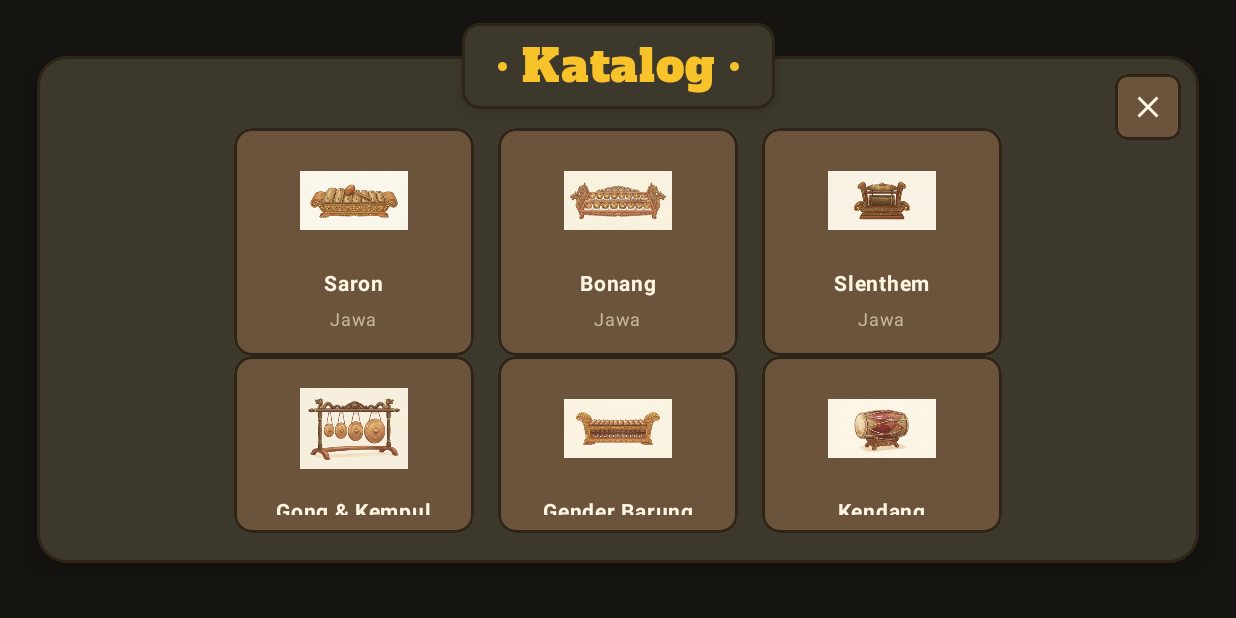
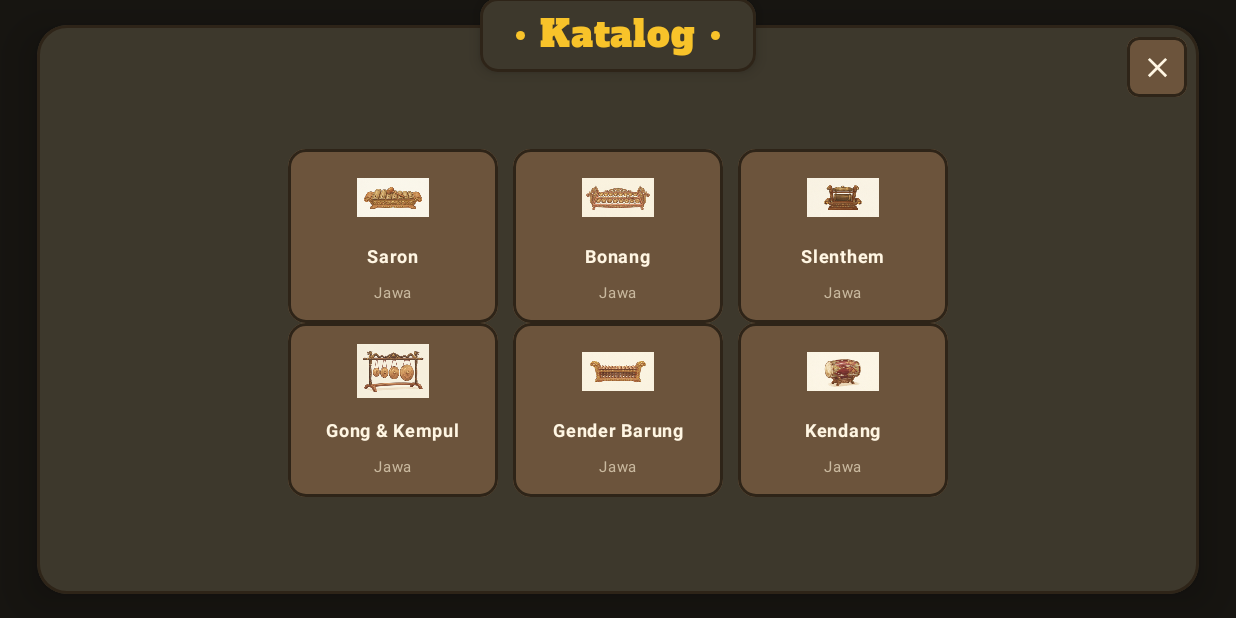
Before and after one commit to Revoluz/GemaAR, an Android app built with Jetpack Compose: the composable CatalogOverlay called with sample values from the repository, on a phone screen of 824 x 412 dp (held sideways). Run offline under Robolectric (Android 15) with nearby library versions, the phone set to English and light mode, and no system bars.

Commit message:
fix: stabilize marker visibility and compact catalog layout
- keep the model visible for 500 ms before treating the marker as lost
- make catalog cards compact on short landscape screens
- restore last instrument through InstrumentStore and first-run catalog
- add catalog unit tests
- add F-03 verification screenshots

```diff
--- a/app/src/main/java/com/gemaar/ui/ar/CatalogOverlay.kt
+++ b/app/src/main/java/com/gemaar/ui/ar/CatalogOverlay.kt
@@ -13,6 +13,7 @@ import androidx.compose.ui.Modifier
 import androidx.compose.ui.graphics.Color
 import androidx.compose.ui.input.pointer.pointerInput
 import androidx.compose.foundation.layout.Box
+import androidx.compose.foundation.layout.BoxWithConstraints
 import androidx.compose.foundation.layout.Column
 import androidx.compose.foundation.layout.fillMaxHeight
 import androidx.compose.foundation.layout.fillMaxWidth
@@ -62,10 +63,15 @@ fun CatalogOverlay (
         .pointerInput(Unit ) { detectTapGestures { } },
         contentAlignment = Alignment.Center,
     ){
+        BoxWithConstraints(
+            modifier = Modifier.fillMaxSize(),
+            contentAlignment = Alignment.Center,
+        ) {
+            val compact = maxHeight < 600.dp
             Box(
                 modifier = Modifier
                     .fillMaxWidth(0.94f)
-                .fillMaxHeight(0.82f)
+                    .fillMaxHeight(if (compact) 0.92f else 0.82f)
                     .widthIn(max = 760.dp),
             ) {
                 val panelShape = RoundedCornerShape(20.dp)
@@ -75,40 +81,45 @@ fun CatalogOverlay (
                         .shadow(16.dp, panelShape)
                         .background(GemaARColors.Surface, panelShape)
                         .border(2.dp, GemaARColors.Border, panelShape)
-                    .padding(horizontal = 24.dp, vertical = 20.dp)
-                    .padding(top = 28.dp),
+                        .padding(
+                            horizontal = if (compact) 12.dp else 24.dp,
+                            vertical = if (compact) 10.dp else 20.dp,
+                        )
+                        .padding(top = if (compact) 18.dp else 28.dp),
                     horizontalAlignment = Alignment.CenterHorizontally,
                     verticalArrangement = Arrangement.Center,
-            ){
+                ) {
                     instruments.chunked(3).forEach { rowItems ->
                         Row(
-                        horizontalArrangement = Arrangement.spacedBy(16.dp),
+                            horizontalArrangement = Arrangement.spacedBy(
+                                if (compact) 10.dp else 16.dp,
+                            ),
                             verticalAlignment = Alignment.CenterVertically,
                         ) {
                             rowItems.forEach { instrument ->
                                 InstrumentCard(
                                     instrument = instrument,
                                     isSelected = instrument.id == selectedId,
+                                    compact = compact,
                                     onClick = { onSelect(instrument) },
                                 )
                             }
                         }
                     }
-
                 }
                 PlaqueTitle(
                     text = "Katalog",
-                fontSize = 30.sp,
+                    fontSize = if (compact) 24.sp else 30.sp,
                     modifier = Modifier
                         .align(Alignment.TopCenter)
-                    .offset(y = (-22).dp),
+                        .offset(y = if (compact) (-18).dp else (-22).dp),
                 )
 
                 Box(
                     modifier = Modifier
                         .align(Alignment.TopEnd)
-                    .padding(12.dp)
-                    .size(44.dp)
+                        .padding(if (compact) 8.dp else 12.dp)
+                        .size(if (compact) 40.dp else 44.dp)
                         .clip(RoundedCornerShape(8.dp))
                         .background(GemaARColors.Wood)
                         .border(2.dp, GemaARColors.Border, RoundedCornerShape(8.dp))
@@ -119,8 +130,9 @@ fun CatalogOverlay (
                         imageVector = Icons.Filled.Close,
                         contentDescription = "Tutup katalog",
                         tint = GemaARColors.Fg,
-                    modifier = Modifier.size(24.dp),
+                        modifier = Modifier.size(22.dp),
                     )
+                }
             }
         }
     }
@@ -130,6 +142,7 @@ fun CatalogOverlay (
 private fun InstrumentCard(
     instrument: Instrument,
     isSelected: Boolean,
+    compact: Boolean,
     onClick: () -> Unit,
 ) {
     val cardShape = RoundedCornerShape(12.dp)
@@ -137,30 +150,30 @@ private fun InstrumentCard(
 
     Column(
         modifier = Modifier
-            .width(160.dp)
+            .width(if (compact) 140.dp else 160.dp)
             .clip(cardShape)
             .background(GemaARColors.Wood)
             .border(if (isSelected) 3.dp else 2.dp, borderColor, cardShape)
             .clickable(onClick = onClick)
-            .padding(12.dp),
+            .padding(if (compact) 8.dp else 12.dp),
         horizontalAlignment = Alignment.CenterHorizontally,
     ) {
         Image(
             painter = painterResource(instrument.iconRes),
             contentDescription = instrument.name,
-            modifier = Modifier.size(72.dp),
+            modifier = Modifier.size(if (compact) 48.dp else 72.dp),
         )
-        Spacer(Modifier.height(8.dp))
+        Spacer(Modifier.height(if (compact) 4.dp else 8.dp))
         Text(
             text = instrument.name,
             color = GemaARColors.Fg,
             fontWeight = FontWeight.Bold,
-            fontSize = 14.sp,
+            fontSize = if (compact) 12.sp else 14.sp,
         )
         Text(
             text = instrument.origin,
             color = GemaARColors.Muted,
-            fontSize = 12.sp,
+            fontSize = if (compact) 10.sp else 12.sp,
         )
     }
 }
```
Also changed, not shown: app/src/main/java/com/gemaar/ar/ArController.kt (+26 -6 lines), app/src/main/java/com/gemaar/ui/ar/ArScreen.kt (+5 -4 lines), 3 other files. Lines whose indentation alone changed are shown as unchanged.
